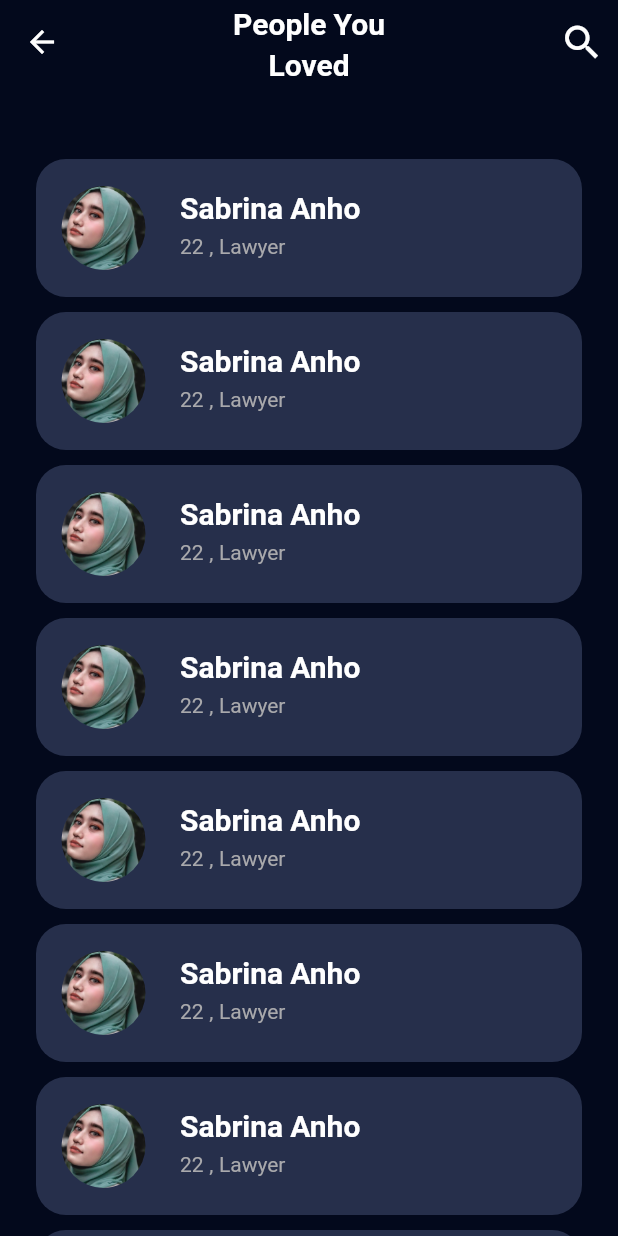
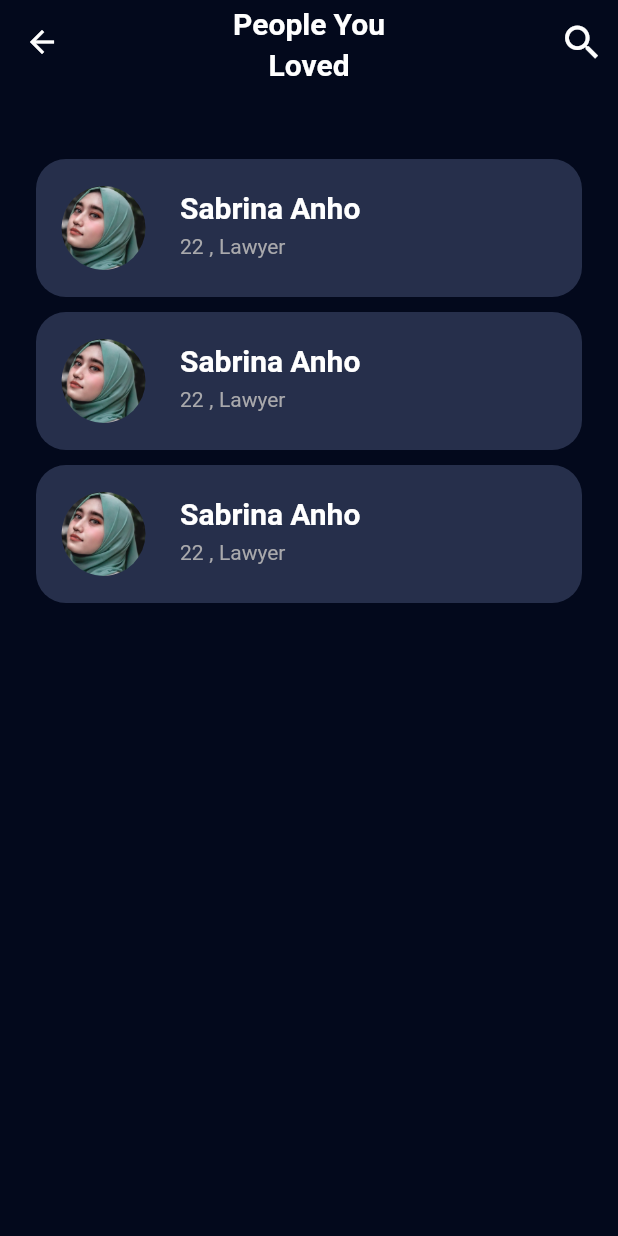
Before and after one commit to msarifin29/tinder-clone, a Flutter app: the PeopleLovedScreen screen opened by its route, on a phone screen of 412 x 824 dp. Run offline on Flutter 3.47's test engine with Material 2 defaults, Android fonts, the phone set to English and light mode, and no system bars; our stand-ins replace google_fonts.

Commit message:
feat : adding profile people screen

```diff
--- a/lib/src/app_screen.dart
+++ b/lib/src/app_screen.dart
@@ -4,6 +4,7 @@ import 'package:tinder_clone/src/features/authentication/presentation/sign_up_sc
 import 'package:tinder_clone/src/features/authentication/presentation/sign_up_upload_photo_screen.dart';
 import 'package:tinder_clone/src/features/likes_you/presentation/explore_people.dart';
 import 'package:tinder_clone/src/features/likes_you/presentation/people_loved_screen.dart';
+import 'package:tinder_clone/src/features/likes_you/presentation/profile_detail_screen.dart';
 
 import 'theme_manager/theme_data.dart';
 
@@ -26,6 +27,7 @@ class AppScreen extends StatelessWidget {
             const SignUpUploadPhotoScreen(),
         ExplorePeopleScreen.routeName: (context) => const ExplorePeopleScreen(),
         PeopleLovedScreen.routeName: (context) => const PeopleLovedScreen(),
+        ProfileDetailScreen.routeName: (context) => const ProfileDetailScreen(),
       },
     );
   }
--- /dev/null
+++ b/lib/src/common_widgets/image_box_widget.dart
@@ -0,0 +1,35 @@
+import 'package:flutter/material.dart';
+
+import '../theme_manager/asset_image_icon_manager.dart';
+
+class ImageBoxWidget extends StatelessWidget {
+  const ImageBoxWidget({
+    Key? key,
+    this.height,
+    required this.width,
+    required this.imagePath,
+    this.shape = BoxShape.rectangle,
+    this.fit,
+  }) : super(key: key);
+
+  final double? height;
+  final double width;
+  final String imagePath;
+  final BoxShape shape;
+  final BoxFit? fit;
+
+  @override
+  Widget build(BuildContext context) {
+    return Container(
+      height: height,
+      width: width,
+      decoration: BoxDecoration(
+        shape: shape,
+        image: DecorationImage(
+          image: AssetImage("${AssetImageIconManager.imagePath}/$imagePath"),
+          fit: fit,
+        ),
+      ),
+    );
+  }
+}
--- a/lib/src/features/authentication/presentation/sign_up_age_and_job_screen.dart
+++ b/lib/src/features/authentication/presentation/sign_up_age_and_job_screen.dart
@@ -2,8 +2,8 @@ import 'package:flutter/material.dart';
 
 import '../../../common_widgets/custom_button.dart';
 import '../../../common_widgets/custom_form_widget.dart';
-import '../../../common_widgets/hero_image.dart';
-import '../../../common_widgets/logo_and_tag_widget.dart';
+import '../widgets/hero_image.dart';
+import '../widgets/logo_and_tag_widget.dart';
 import '../../../theme_manager/sizes.dart';
 import 'sign_up_upload_photo_screen.dart';
 
--- a/lib/src/features/authentication/presentation/sign_up_screen.dart
+++ b/lib/src/features/authentication/presentation/sign_up_screen.dart
@@ -1,12 +1,12 @@
 import 'package:flutter/material.dart';
 import 'package:tinder_clone/src/common_widgets/custom_form_widget.dart';
 import 'package:tinder_clone/src/common_widgets/custom_text_button.dart';
-import 'package:tinder_clone/src/common_widgets/hero_image.dart';
+import 'package:tinder_clone/src/features/authentication/widgets/hero_image.dart';
 import 'package:tinder_clone/src/features/authentication/presentation/sign_up_age_and_job_screen.dart';
 import 'package:tinder_clone/src/theme_manager/sizes.dart';
 
 import '../../../common_widgets/custom_button.dart';
-import '../../../common_widgets/logo_and_tag_widget.dart';
+import '../widgets/logo_and_tag_widget.dart';
 
 class SignUpScreen extends StatefulWidget {
   static const String routeName = "/";
--- a/lib/src/common_widgets/logo_and_tag_widget.dart
+++ b/lib/src/features/authentication/widgets/logo_and_tag_widget.dart
@@ -1,7 +1,7 @@
 import 'package:flutter/material.dart';
 import 'package:tinder_clone/src/theme_manager/font_style_manager.dart';
 
-import 'logo_image_widget.dart';
+import '../../../common_widgets/logo_image_widget.dart';
 
 class LogoAndTagWidget extends StatelessWidget {
   const LogoAndTagWidget({
--- a/lib/src/common_widgets/image_profile.dart
+++ b/lib/src/features/authentication/widgets/upload_image_profile.dart
@@ -3,8 +3,8 @@ import 'package:tinder_clone/src/theme_manager/asset_image_icon_manager.dart';
 import 'package:tinder_clone/src/theme_manager/color_manager.dart';
 import 'package:tinder_clone/src/theme_manager/sizes.dart';
 
-class ImageProfile extends StatelessWidget {
-  const ImageProfile({super.key});
+class UploadImageProfile extends StatelessWidget {
+  const UploadImageProfile({super.key});
 
   @override
   Widget build(BuildContext context) {
--- a/lib/src/features/likes_you/presentation/people_loved_screen.dart
+++ b/lib/src/features/likes_you/presentation/people_loved_screen.dart
@@ -1,4 +1,5 @@
 import 'package:flutter/material.dart';
+import 'package:tinder_clone/src/features/likes_you/presentation/profile_detail_screen.dart';
 import 'package:tinder_clone/src/features/likes_you/widgets/people_love_card_widget.dart';
 import 'package:tinder_clone/src/theme_manager/font_manager.dart';
 import 'package:tinder_clone/src/theme_manager/font_style_manager.dart';
@@ -39,9 +40,14 @@ class PeopleLovedScreen extends StatelessWidget {
           ),
           Expanded(
             child: ListView.builder(
-                itemCount: 10,
+                itemCount: 3,
                 itemBuilder: (context, index) {
-                  return const PeopleLoveCardWidget();
+                  return GestureDetector(
+                      onTap: () {
+                        Navigator.of(context)
+                            .pushNamed(ProfileDetailScreen.routeName);
+                      },
+                      child: const PeopleLoveCardWidget());
                 }),
           ),
         ],
--- a/lib/src/features/likes_you/widgets/people_love_card_widget.dart
+++ b/lib/src/features/likes_you/widgets/people_love_card_widget.dart
@@ -1,5 +1,5 @@
 import 'package:flutter/material.dart';
-import 'package:tinder_clone/src/theme_manager/asset_image_icon_manager.dart';
+import 'package:tinder_clone/src/common_widgets/image_box_widget.dart';
 import 'package:tinder_clone/src/theme_manager/color_manager.dart';
 import 'package:tinder_clone/src/theme_manager/sizes.dart';
 
@@ -21,15 +21,11 @@ class PeopleLoveCardWidget extends StatelessWidget {
         ),
         child: ListTile(
             contentPadding: const EdgeInsets.all(Sizes.s10),
-            leading: Container(
+            leading: const ImageBoxWidget(
               width: Sizes.s70,
-              decoration: const BoxDecoration(
-                shape: BoxShape.circle,
-                image: DecorationImage(
-                    image: AssetImage(
-                        "${AssetImageIconManager.imagePath}/people_love3_image.png"),
-                    fit: BoxFit.cover),
-              ),
+              imagePath: "people_love3_image.png",
+              shape: BoxShape.circle,
+              fit: BoxFit.cover,
             ),
             title: Text(
               "Sabrina Anho",
```
Also changed, not shown: lib/src/common_widgets/logo_image_widget.dart (+3 -10 lines), lib/src/features/authentication/presentation/sign_up_upload_photo_screen.dart (+7 -15 lines), lib/src/features/likes_you/presentation/profile_detail_screen.dart (added, +46 -0 lines), lib/src/features/likes_you/widgets/custom_app_bar_widget.dart (+9 -16 lines), lib/src/features/likes_you/widgets/image_profile_detail_widget.dart (added, +55 -0 lines), lib/src/features/likes_you/widgets/list_image_profile_detail_widget.dart (added, +27 -0 lines), lib/src/features/likes_you/widgets/people_identity_widget.dart (added, +39 -0 lines), lib/src/features/authentication/widgets/hero_image.dart (renamed from lib/src/common_widgets/hero_image.dart).
